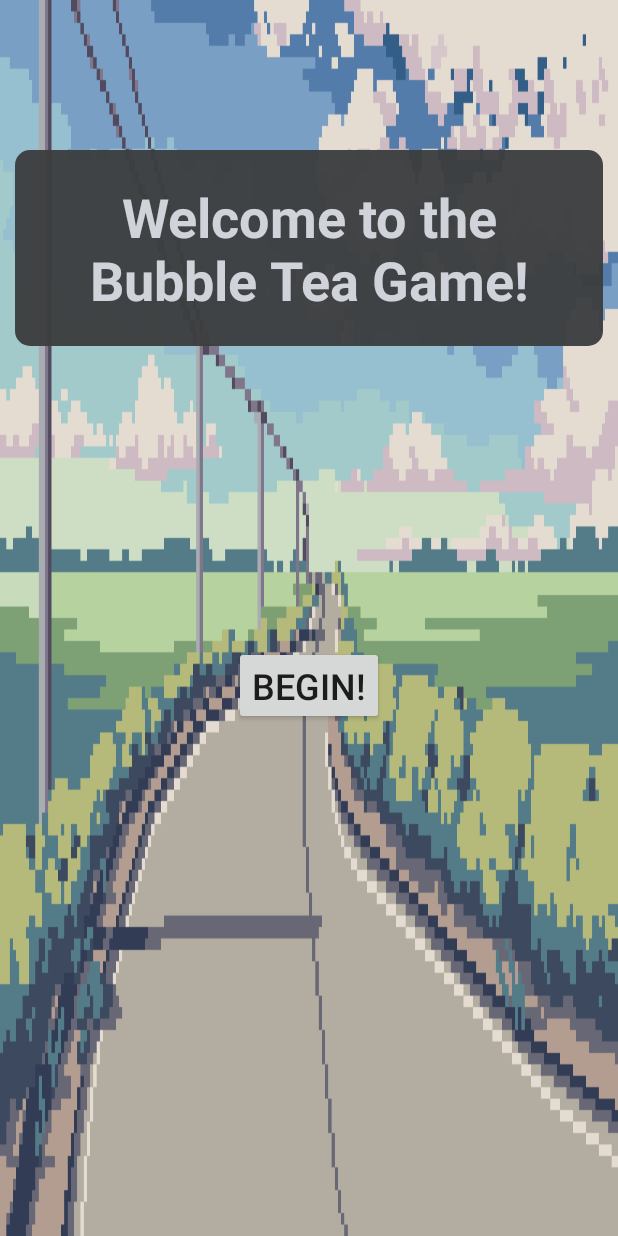
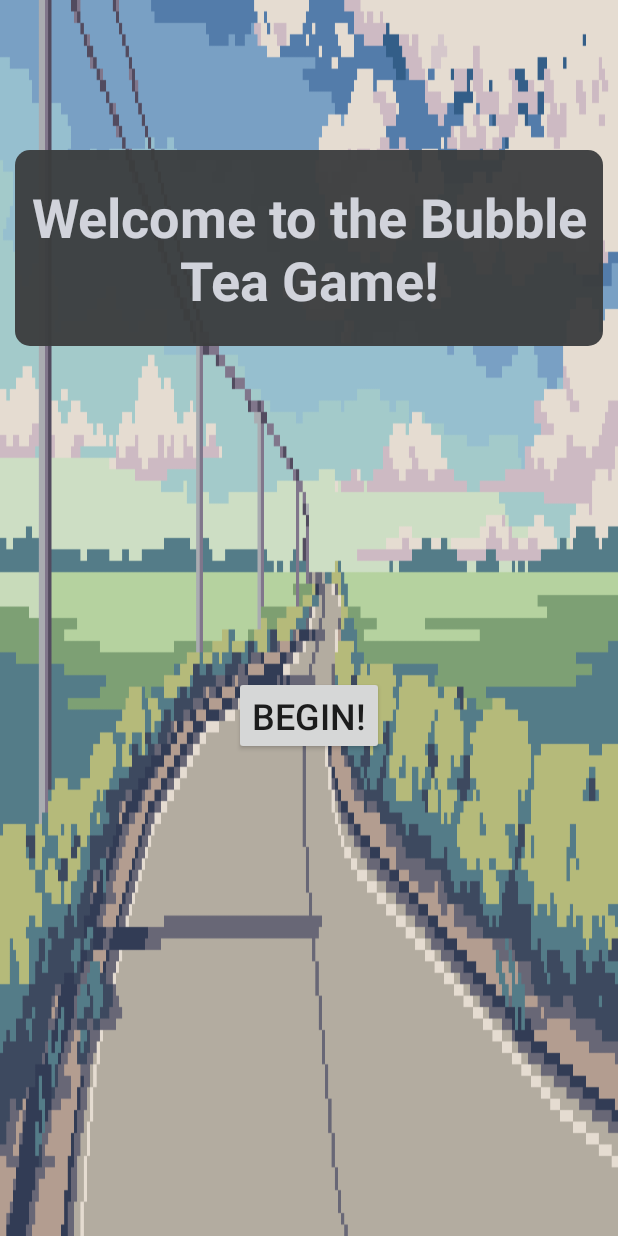
Before and after one commit to xjchong/bubbletea, an Android app: the screen it shows after launch (MainMenu), on a phone screen of 412 x 824 dp. Run offline under Robolectric (Android 15) with nearby library versions, the phone set to English and light mode, and no system bars.

Commit message:
add assets and adjust layouts

```diff
--- a/app/src/main/res/drawable/rounded.xml
+++ b/app/src/main/res/drawable/rounded.xml
@@ -6,10 +6,10 @@
 
     <!-- add some padding for text inside -->
     <padding
-        android:bottom="15dp"
-        android:left="15dp"
-        android:right="15dp"
-        android:top="15dp" />
+        android:bottom="5dp"
+        android:left="5dp"
+        android:right="5dp"
+        android:top="5dp" />
 
     <!-- we define corner radius, note that radius can be different for each corner -->
     <corners android:radius="10dp" />
--- a/app/src/main/res/layout/activity_main_menu.xml
+++ b/app/src/main/res/layout/activity_main_menu.xml
@@ -36,6 +36,7 @@
             android:textSize="24sp"
             android:layout_gravity="center_horizontal"
             android:textAlignment="center"
+            android:layout_marginTop="20dp"
             android:onClick="button" />
     </LinearLayout>
 </FrameLayout>
```
Also changed, not shown: app/src/main/res/layout/activity_game.xml (+12 -9 lines).
